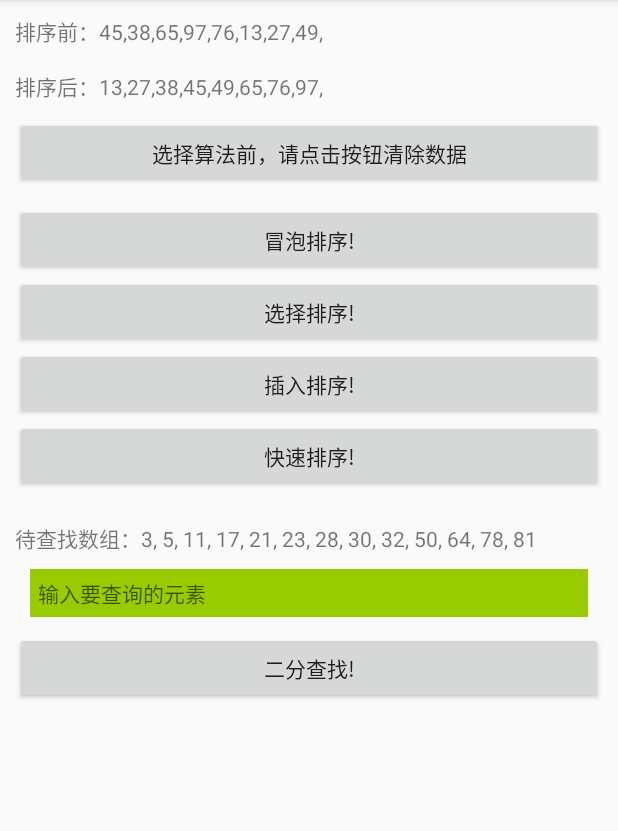
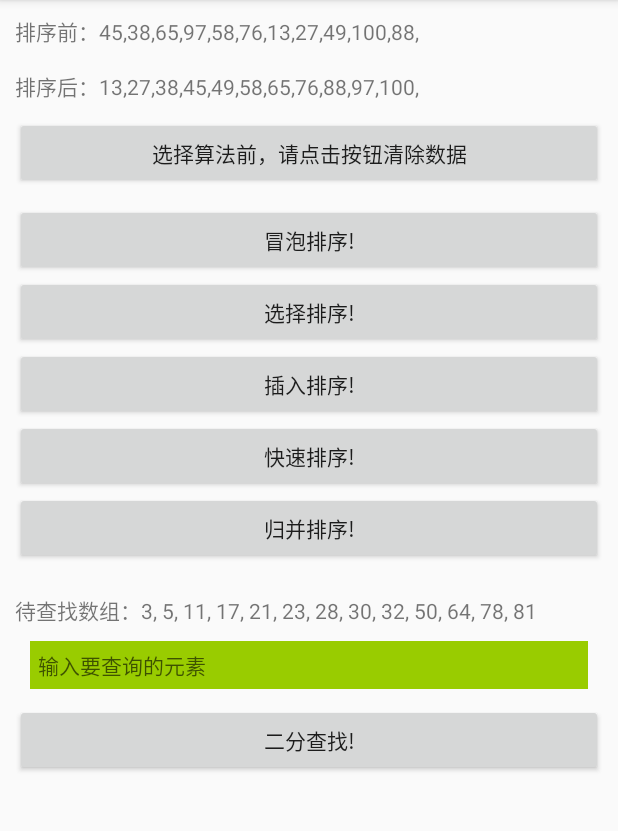
Before and after one commit to BillZhaoZ/JavaOrderMethod, an Android app: the screen it shows after launch (MainActivity), after a tap on "冒泡排序!", on a phone screen of 412 x 824 dp, the part 84-915 px from its top. Run offline under Robolectric (Android 15) with nearby library versions, the phone set to English and light mode, and no system bars; our stand-ins replace ButterKnife.

Commit message:
归并排序

```diff
--- a/app/src/main/java/com/javaorder/bill/javaordermethod/MainActivity.java
+++ b/app/src/main/java/com/javaorder/bill/javaordermethod/MainActivity.java
@@ -5,7 +5,6 @@ import android.support.v7.app.AppCompatActivity;
 import android.view.View;
 import android.widget.Button;
 import android.widget.EditText;
-import android.widget.LinearLayout;
 import android.widget.TextView;
 import android.widget.Toast;
 
@@ -36,8 +35,8 @@ public class MainActivity extends AppCompatActivity {
     Button mFastSort;
     @BindView(R.id.et_search)
     EditText mEtSearch;
-    @BindView(R.id.activity_main)
-    LinearLayout mActivityMain;
+    @BindView(R.id.merge_sort)
+    Button mMergeSort;
 
     private SortMethod mMethod;
     private int[] mArr;
@@ -59,7 +58,7 @@ public class MainActivity extends AppCompatActivity {
         mMethod = new SortMethod();
         mBuffer = new StringBuffer();
 
-        mArr = new int[]{45, 38, 65, 97, 76, 13, 27, 49};
+        mArr = new int[]{45, 38, 65, 97, 58, 76, 13, 27, 49, 100, 88};
         //String string = Arrays.toString(mArr);  // 数组转换为字符串  【45, 38, 65, 97, 76, 13, 27, 49】
 
         dealBuffer(mArr);
@@ -71,10 +70,10 @@ public class MainActivity extends AppCompatActivity {
      *
      * @param view
      */
-    @OnClick({R.id.bubble_sort, R.id.choose_sort, R.id.half_sort, R.id.insert_sort, R.id.fast_sort})
+    @OnClick({R.id.bubble_sort, R.id.choose_sort, R.id.half_sort, R.id.insert_sort, R.id.fast_sort, R.id.merge_sort})
     public void onViewClicked(View view) {
 
-        mArr = new int[]{45, 38, 65, 97, 76, 13, 27, 49};
+        mArr = new int[]{45, 38, 65, 97, 58, 76, 13, 27, 49, 100, 88};
 
         switch (view.getId()) {
 
@@ -105,9 +104,15 @@ public class MainActivity extends AppCompatActivity {
                 dealBuffer(fastSort);
                 break;
 
+            // 快速排序
+            case R.id.merge_sort:
+                int[] mergeSort = mMethod.mergeSort(mArr, 0, mArr.length - 1);
+                dealBuffer(mergeSort);
+                break;
+
             // 二分查找
             case R.id.half_sort:
-                int[] nArr = {3, 5, 11, 17, 21, 23, 28, 30, 32, 50, 64, 78, 81};
+                int[] nArr = {3, 5, 11, 17, 21, 23, 30, 32, 50, 64, 78, 81};
                 int key = Integer.valueOf(mEtSearch.getText().toString());
                 // int sort = mMethod.halfSort(nArr, key);
                 int sort = mMethod.binSearch(nArr, 0, nArr.length - 1, key);
--- a/app/src/main/res/layout/activity_main.xml
+++ b/app/src/main/res/layout/activity_main.xml
@@ -1,5 +1,5 @@
 <?xml version="1.0" encoding="utf-8"?>
-<LinearLayout
+<ScrollView
     xmlns:android="http://schemas.android.com/apk/res/android"
     xmlns:tools="http://schemas.android.com/tools"
     android:id="@+id/activity_main"
@@ -8,6 +8,12 @@
     android:orientation="vertical"
     android:padding="10dp"
     tools:context="com.javaorder.bill.javaordermethod.MainActivity">
+
+    <LinearLayout
+        android:layout_width="match_parent"
+        android:layout_height="match_parent"
+        android:orientation="vertical">
+
 
         <LinearLayout
             android:layout_width="match_parent"
@@ -61,6 +67,11 @@
             android:layout_height="wrap_content"
             android:text="快速排序!"/>
 
+        <Button
+            android:id="@+id/merge_sort"
+            android:layout_width="match_parent"
+            android:layout_height="wrap_content"
+            android:text="归并排序!"/>
 
         <TextView
             android:layout_width="match_parent"
@@ -85,3 +96,5 @@
             android:text="二分查找!"/>
 
     </LinearLayout>
+
+</ScrollView>
```
Also changed, not shown: app/src/main/java/com/javaorder/bill/javaordermethod/SortMethod.java (+84 -2 lines). Lines whose indentation alone changed are shown as unchanged.
